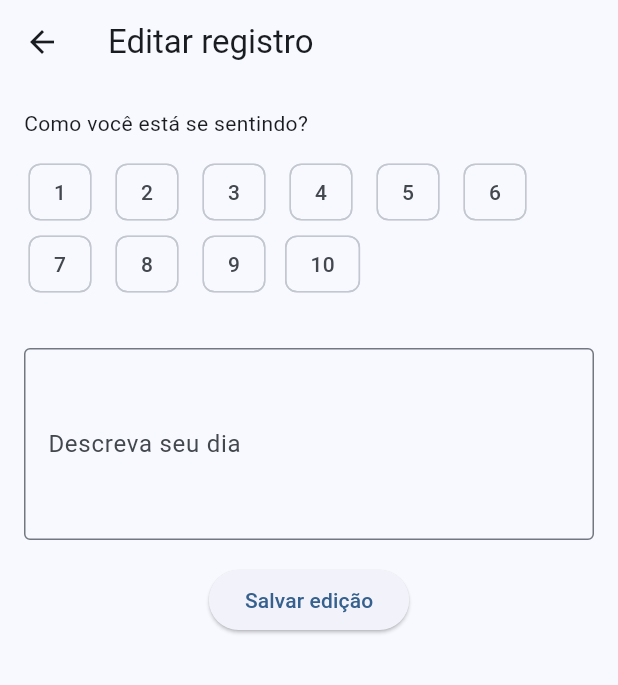
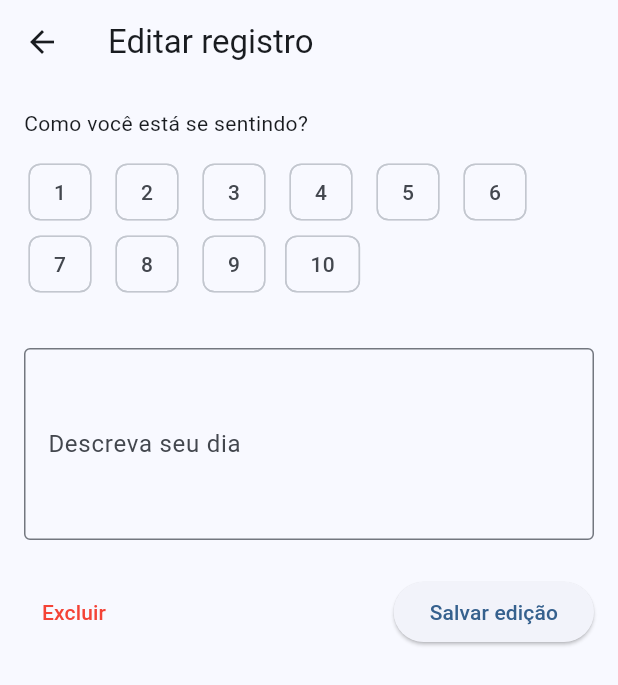
Before and after one commit to kjhdsm/app_diario_humor, a Flutter app: the EditarRegistroPage screen opened directly with empty values, on a phone screen of 412 x 824 dp. Shown: the top 685 px of the screen. Run offline on Flutter 3.47's test engine with Material 3 defaults, Android fonts, the phone set to English and light mode, and no system bars.

Commit message:
excluir/editar

```diff
--- a/lib/pages/editar_registro.dart
+++ b/lib/pages/editar_registro.dart
@@ -19,6 +19,10 @@ class _EditarRegistroPageState extends State<EditarRegistroPage>{
     super.initState();
     _controller = TextEditingController(text: widget.registroOriginal.descricao);
     selectedHumor = widget.registroOriginal.humor;
+  }
+
+  void _deleteRegistro() {
+    Navigator.pop(context, {'delete': true});
   }
 
   void _saveChanges() {
@@ -63,13 +67,22 @@ class _EditarRegistroPageState extends State<EditarRegistroPage>{
               ),
               maxLines: 4,
             ),
-          const SizedBox(height: 16),
-          Center(
-            child: ElevatedButton(
+          const SizedBox(height: 24),
+          Row(
+            mainAxisAlignment: MainAxisAlignment.spaceBetween,
+            children: [
+              TextButton(onPressed: _deleteRegistro,
+                  style: TextButton.styleFrom(
+                    foregroundColor: Colors.red,
+                  ),
+                  child: const Text('Excluir'),
+              ),
+              ElevatedButton(
                 onPressed: _saveChanges,
-                child: const Text('Salvar edição')
-            ),
-          )
+                child: const Text('Salvar edição'),
+              ),
+            ],
+          ),
           ],
         ),
       ),
```
Also changed, not shown: lib/pages/home_page.dart (+7 -3 lines).
